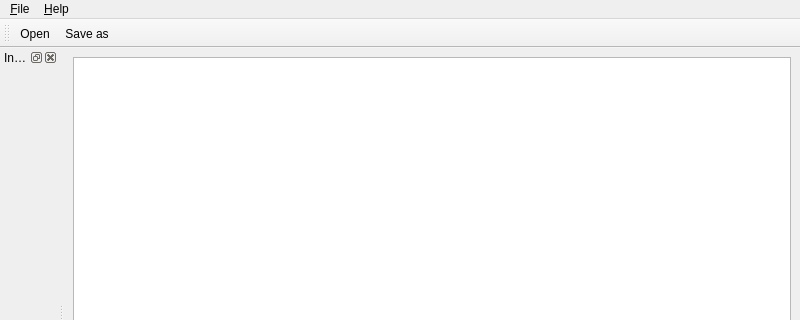
Before: the Qt Designer form imageeditor.ui in iharuspex/lcdtool, drawn with Qt 5; both pictures show x 0 to 800 and y 0 to 320 of the 800 by 600 pixel window.
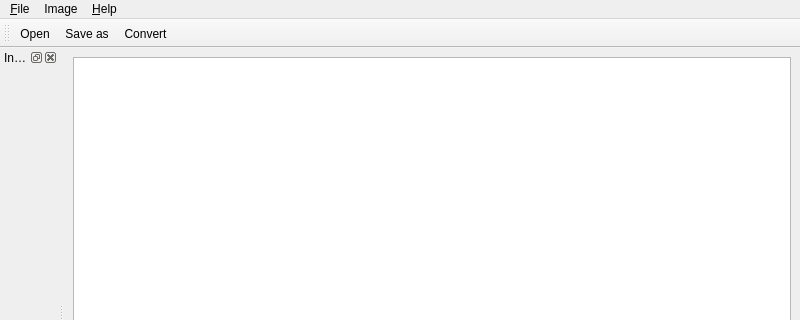
After: the same form once the commit is applied.

Commit message: add Floyd–Steinberg dithering and convert to array

```diff
--- a/imageeditor.ui
+++ b/imageeditor.ui
@@ -26,7 +26,7 @@
      <x>0</x>
      <y>0</y>
      <width>800</width>
-     <height>22</height>
+     <height>28</height>
     </rect>
    </property>
    <widget class="QMenu" name="menu_File">
@@ -44,7 +44,14 @@
     <addaction name="actionAbout"/>
     <addaction name="actionAbout_Qt"/>
    </widget>
+   <widget class="QMenu" name="menuImage">
+    <property name="title">
+     <string>Image</string>
+    </property>
+    <addaction name="actionConvert"/>
+   </widget>
    <addaction name="menu_File"/>
+   <addaction name="menuImage"/>
    <addaction name="menu_Help"/>
   </widget>
   <widget class="QStatusBar" name="statusbar"/>
@@ -69,6 +76,7 @@
    </attribute>
    <addaction name="actionOpen"/>
    <addaction name="actionSave_as"/>
+   <addaction name="actionConvert"/>
   </widget>
   <action name="actionOpen">
    <property name="text">
@@ -95,6 +103,11 @@
     <string>About Qt</string>
    </property>
   </action>
+  <action name="actionConvert">
+   <property name="text">
+    <string>Convert...</string>
+   </property>
+  </action>
  </widget>
  <resources/>
  <connections/>
```
The commit also changes 4 other files.
